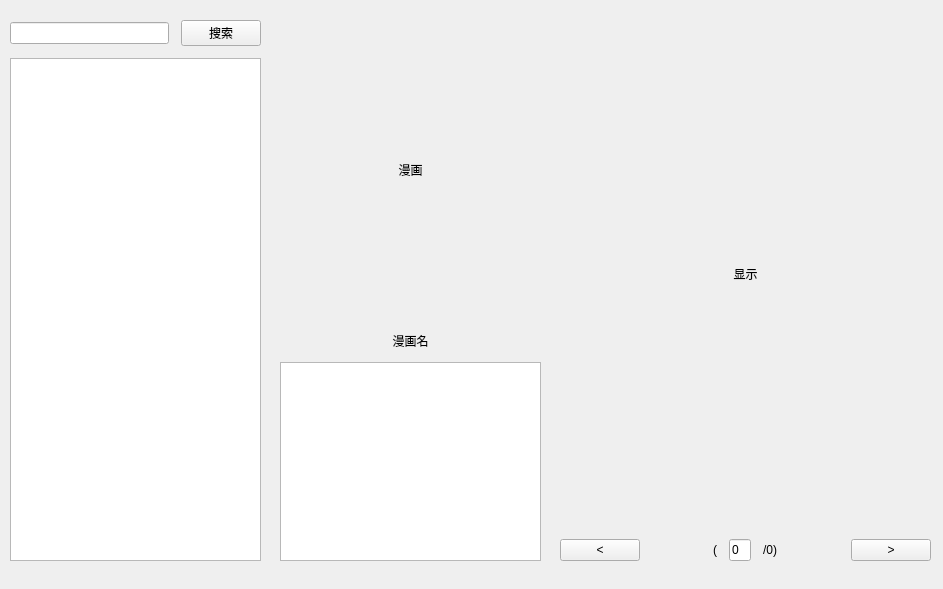
Before: the Qt Designer form src/cartoon/ui/cartoon_ui.ui in foundCode/cartoon, drawn with Qt 5.
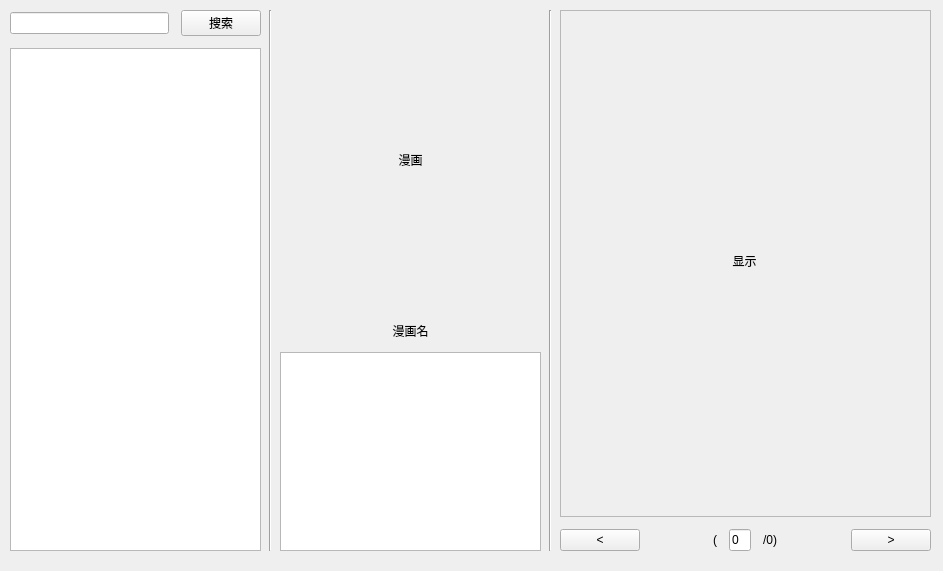
After: the same form once the commit is applied.

Commit message: 调整UI

Diff of the .ui file:
```diff
--- a/src/cartoon/ui/cartoon_ui.ui
+++ b/src/cartoon/ui/cartoon_ui.ui
@@ -7,7 +7,7 @@
     <x>0</x>
     <y>0</y>
     <width>943</width>
-    <height>589</height>
+    <height>571</height>
    </rect>
   </property>
   <property name="windowTitle">
@@ -18,7 +18,7 @@
     <property name="geometry">
      <rect>
       <x>10</x>
-      <y>20</y>
+      <y>10</y>
       <width>251</width>
       <height>541</height>
      </rect>
@@ -54,7 +54,7 @@
     <property name="geometry">
      <rect>
       <x>280</x>
-      <y>20</y>
+      <y>10</y>
       <width>261</width>
       <height>541</height>
      </rect>
@@ -98,7 +98,7 @@
     <property name="geometry">
      <rect>
       <x>560</x>
-      <y>20</y>
+      <y>10</y>
       <width>371</width>
       <height>541</height>
      </rect>
@@ -108,7 +108,20 @@
       <number>12</number>
      </property>
      <item>
+      <widget class="QScrollArea" name="scroll_area_show_fragment">
+       <property name="widgetResizable">
+        <bool>true</bool>
+       </property>
+       <widget class="QWidget" name="scroll_area_widget_contents">
       <widget class="QLabel" name="label_fragment_image">
+         <property name="geometry">
+          <rect>
+           <x>0</x>
+           <y>0</y>
+           <width>367</width>
+           <height>500</height>
+          </rect>
+         </property>
        <property name="sizePolicy">
         <sizepolicy hsizetype="Preferred" vsizetype="Preferred">
          <horstretch>0</horstretch>
@@ -122,6 +135,8 @@
         <set>Qt::AlignCenter</set>
        </property>
       </widget>
+       </widget>
+      </widget>
      </item>
      <item>
       <layout class="QHBoxLayout" name="horizontalLayout_2">
@@ -199,6 +214,32 @@
      </item>
     </layout>
    </widget>
+   <widget class="Line" name="line">
+    <property name="geometry">
+     <rect>
+      <x>260</x>
+      <y>10</y>
+      <width>20</width>
+      <height>541</height>
+     </rect>
+    </property>
+    <property name="orientation">
+     <enum>Qt::Vertical</enum>
+    </property>
+   </widget>
+   <widget class="Line" name="line_2">
+    <property name="geometry">
+     <rect>
+      <x>540</x>
+      <y>10</y>
+      <width>20</width>
+      <height>541</height>
+     </rect>
+    </property>
+    <property name="orientation">
+     <enum>Qt::Vertical</enum>
+    </property>
+   </widget>
   </widget>
   <widget class="QMenuBar" name="menubar">
    <property name="geometry">
```
Lines whose indentation alone changed are shown as unchanged. The commit also changes 2 other files.
